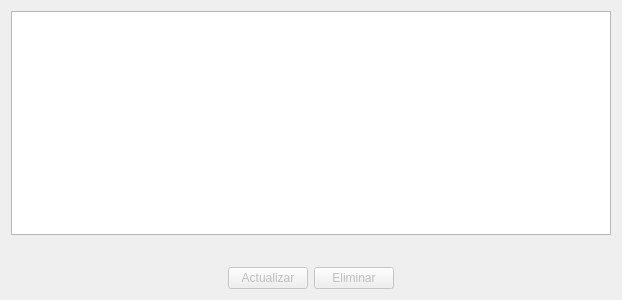
Qt form ui/table_view_alumno.ui (acostamatt/cooperadora_qt) before a commit.
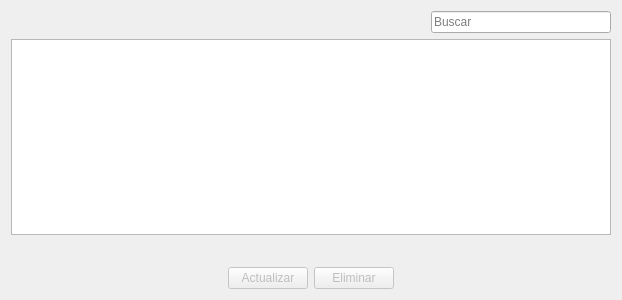
The same form after that commit.

Commit message: Add search socio and alumno.

Patch:
```diff
--- a/ui/table_view_alumno.ui
+++ b/ui/table_view_alumno.ui
@@ -14,6 +14,39 @@
    <string>Form</string>
   </property>
   <layout class="QVBoxLayout" name="verticalLayout">
+   <item>
+    <layout class="QHBoxLayout" name="horizontalLayout_3">
+     <property name="bottomMargin">
+      <number>0</number>
+     </property>
+     <item>
+      <spacer name="horizontalSpacer_5">
+       <property name="orientation">
+        <enum>Qt::Horizontal</enum>
+       </property>
+       <property name="sizeHint" stdset="0">
+        <size>
+         <width>40</width>
+         <height>20</height>
+        </size>
+       </property>
+      </spacer>
+     </item>
+     <item>
+      <widget class="QLineEdit" name="lineEdit">
+       <property name="maximumSize">
+        <size>
+         <width>180</width>
+         <height>16777215</height>
+        </size>
+       </property>
+       <property name="placeholderText">
+        <string>Buscar</string>
+       </property>
+      </widget>
+     </item>
+    </layout>
+   </item>
    <item>
     <widget class="QTableView" name="tableView">
      <property name="minimumSize">
```
The commit also changes 14 other files.
